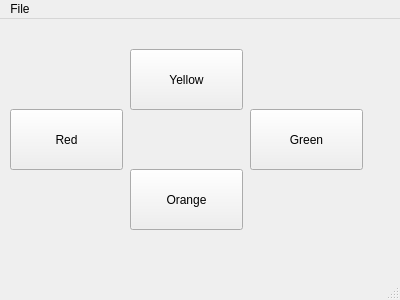
The window that mainwindow.ui (mevdev/SimonMagus) describes before a commit, drawn with Qt 5.
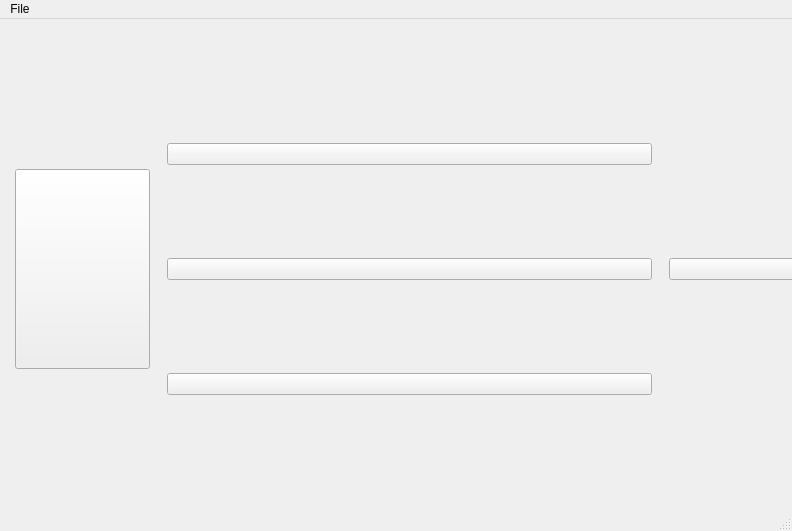
The same window after the commit. Icons and pictures are not drawn.

Patch:
```diff
--- a/mainwindow.ui
+++ b/mainwindow.ui
@@ -6,78 +6,171 @@
    <rect>
     <x>0</x>
     <y>0</y>
-    <width>400</width>
-    <height>300</height>
+    <width>792</width>
+    <height>531</height>
    </rect>
   </property>
   <property name="windowTitle">
    <string>MainWindow</string>
   </property>
   <widget class="QWidget" name="centralWidget">
-   <widget class="QPushButton" name="yellowButton">
+   <property name="sizePolicy">
+    <sizepolicy hsizetype="Maximum" vsizetype="Maximum">
+     <horstretch>0</horstretch>
+     <verstretch>0</verstretch>
+    </sizepolicy>
+   </property>
+   <widget class="QWidget" name="horizontalWidget" native="true">
     <property name="geometry">
      <rect>
-      <x>130</x>
-      <y>30</y>
-      <width>113</width>
-      <height>61</height>
+      <x>4</x>
+      <y>15</y>
+      <width>811</width>
+      <height>471</height>
      </rect>
     </property>
-    <property name="autoFillBackground">
-     <bool>false</bool>
+    <property name="sizePolicy">
+     <sizepolicy hsizetype="Expanding" vsizetype="Expanding">
+      <horstretch>1</horstretch>
+      <verstretch>1</verstretch>
+     </sizepolicy>
     </property>
-    <property name="text">
-     <string>Yellow</string>
-    </property>
-   </widget>
-   <widget class="QPushButton" name="redButton">
-    <property name="geometry">
-     <rect>
-      <x>10</x>
-      <y>90</y>
-      <width>113</width>
-      <height>61</height>
-     </rect>
-    </property>
-    <property name="text">
-     <string>Red</string>
-    </property>
-   </widget>
-   <widget class="QPushButton" name="orangeButton">
-    <property name="geometry">
-     <rect>
-      <x>130</x>
-      <y>150</y>
-      <width>113</width>
-      <height>61</height>
-     </rect>
-    </property>
-    <property name="text">
-     <string>Orange</string>
-    </property>
-   </widget>
-   <widget class="QPushButton" name="greenButton">
-    <property name="geometry">
-     <rect>
-      <x>250</x>
-      <y>90</y>
-      <width>113</width>
-      <height>61</height>
-     </rect>
-    </property>
-    <property name="text">
-     <string>Green</string>
-    </property>
-   </widget>
-   <widget class="QWidget" name="widget" native="true">
-    <property name="geometry">
-     <rect>
-      <x>10</x>
-      <y>10</y>
-      <width>120</width>
-      <height>80</height>
-     </rect>
-    </property>
+    <layout class="QHBoxLayout" name="horizontalLayout">
+     <item>
+      <widget class="QPushButton" name="leftButton">
+       <property name="sizePolicy">
+        <sizepolicy hsizetype="Minimum" vsizetype="Fixed">
+         <horstretch>4</horstretch>
+         <verstretch>1</verstretch>
+        </sizepolicy>
+       </property>
+       <property name="minimumSize">
+        <size>
+         <width>100</width>
+         <height>200</height>
+        </size>
+       </property>
+       <property name="autoFillBackground">
+        <bool>false</bool>
+       </property>
+       <property name="text">
+        <string/>
+       </property>
+       <property name="icon">
+        <iconset resource="images.qrc">
+         <normaloff>:/graphics/left_off.png</normaloff>
+         <normalon>:/graphics/left_on.png</normalon>
+         <selectedon>:/graphics/left_on.png</selectedon>:/graphics/left_off.png</iconset>
+       </property>
+       <property name="iconSize">
+        <size>
+         <width>130</width>
+         <height>400</height>
+        </size>
+       </property>
+       <property name="autoRepeat">
+        <bool>false</bool>
+       </property>
+      </widget>
+     </item>
+     <item>
+      <widget class="QWidget" name="verticalWidget" native="true">
+       <property name="sizePolicy">
+        <sizepolicy hsizetype="Expanding" vsizetype="Expanding">
+         <horstretch>15</horstretch>
+         <verstretch>0</verstretch>
+        </sizepolicy>
+       </property>
+       <layout class="QVBoxLayout" name="verticalLayout">
+        <item>
+         <widget class="QPushButton" name="topButton">
+          <property name="text">
+           <string/>
+          </property>
+          <property name="icon">
+           <iconset resource="images.qrc">
+            <normaloff>:/graphics/top_off.png</normaloff>
+            <normalon>:/graphics/top_on.png</normalon>
+            <selectedon>:/graphics/top_on.png</selectedon>:/graphics/top_off.png</iconset>
+          </property>
+          <property name="iconSize">
+           <size>
+            <width>440</width>
+            <height>116</height>
+           </size>
+          </property>
+         </widget>
+        </item>
+        <item>
+         <widget class="QPushButton" name="centerButton">
+          <property name="sizePolicy">
+           <sizepolicy hsizetype="MinimumExpanding" vsizetype="Fixed">
+            <horstretch>3</horstretch>
+            <verstretch>0</verstretch>
+           </sizepolicy>
+          </property>
+          <property name="text">
+           <string/>
+          </property>
+          <property name="icon">
+           <iconset resource="images.qrc">
+            <normaloff>:/graphics/center.png</normaloff>:/graphics/center.png</iconset>
+          </property>
+          <property name="iconSize">
+           <size>
+            <width>220</width>
+            <height>90</height>
+           </size>
+          </property>
+         </widget>
+        </item>
+        <item>
+         <widget class="QPushButton" name="bottomButton">
+          <property name="text">
+           <string/>
+          </property>
+          <property name="icon">
+           <iconset resource="images.qrc">
+            <normaloff>:/graphics/bottom_off.png</normaloff>
+            <normalon>:/graphics/bottom_on.png</normalon>:/graphics/bottom_off.png</iconset>
+          </property>
+          <property name="iconSize">
+           <size>
+            <width>440</width>
+            <height>116</height>
+           </size>
+          </property>
+         </widget>
+        </item>
+       </layout>
+      </widget>
+     </item>
+     <item>
+      <widget class="QPushButton" name="rightButton">
+       <property name="sizePolicy">
+        <sizepolicy hsizetype="Minimum" vsizetype="Fixed">
+         <horstretch>4</horstretch>
+         <verstretch>0</verstretch>
+        </sizepolicy>
+       </property>
+       <property name="text">
+        <string/>
+       </property>
+       <property name="icon">
+        <iconset resource="images.qrc">
+         <normaloff>:/graphics/left_off.png</normaloff>
+         <normalon>:/graphics/right_on.png</normalon>
+         <selectedon>:/graphics/right_on.png</selectedon>:/graphics/left_off.png</iconset>
+       </property>
+       <property name="iconSize">
+        <size>
+         <width>130</width>
+         <height>400</height>
+        </size>
+       </property>
+      </widget>
+     </item>
+    </layout>
    </widget>
   </widget>
   <widget class="QMenuBar" name="menuBar">
@@ -85,7 +178,7 @@
     <rect>
      <x>0</x>
      <y>0</y>
-     <width>400</width>
+     <width>792</width>
      <height>22</height>
     </rect>
    </property>
```
Left out of the diff: 4 changed lines with no effect on the pictures.
